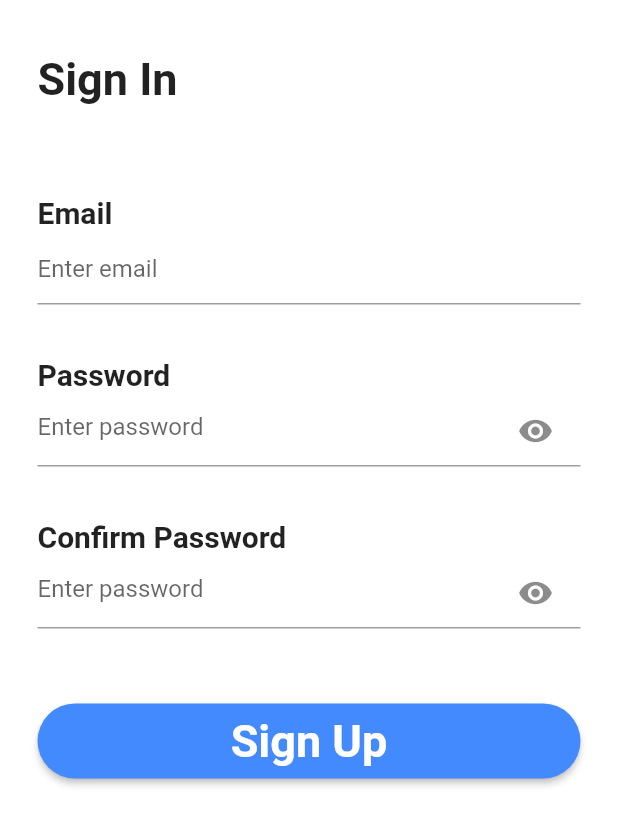
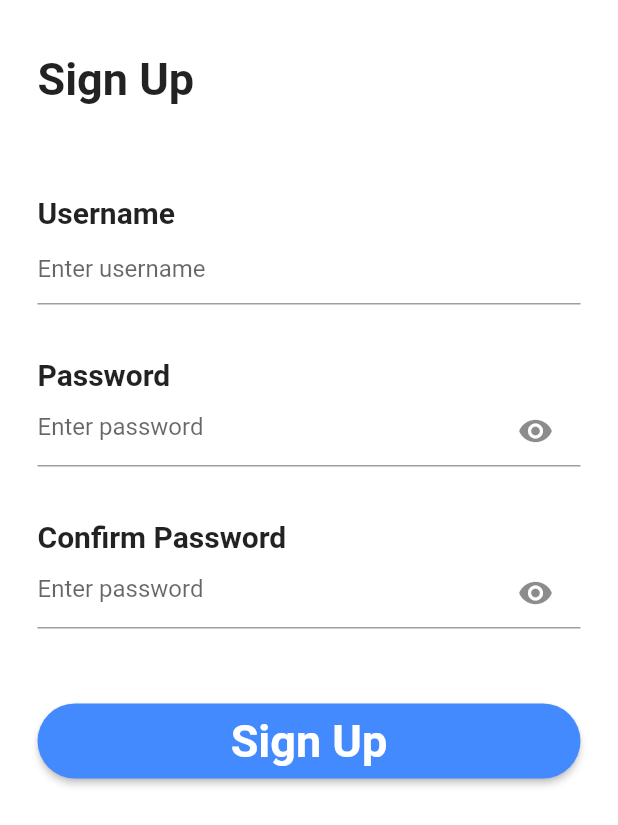
Before and after one commit to RolandRudiyanto/RemainUs, a Flutter app: the SignUp widget shown alone on an empty page, opened directly, on a phone screen of 412 x 824 dp. Shown: the top 825 px of the screen. Run offline on Flutter 3.47's test engine with Material 2 defaults, Android fonts, the phone set to English and light mode, and no system bars; our stand-ins replace sqflite; missing offline and left inert: dart:html; accounts and stored records are empty.

Commit message:
Commit Close

```diff
--- a/lib/Database/database_helper.dart
+++ b/lib/Database/database_helper.dart
@@ -29,19 +29,40 @@ class DatabaseHelper{
     await db.execute('''
       CREATE TABLE user(
         userId INTEGER PRIMARY KEY AUTOINCREMENT,
-        email TEXT NOT NULL,
         password TEXT NOT NULL,
-        username TEXT
+        username TEXT NOT NULL
       )
 ''');
+
     await db.execute('''
       CREATE TABLE notes(
         noteId INTEGER PRIMARY KEY AUTOINCREMENT,
         name TEXT NOT NULL,
         date TEXT NOT NULL,
         year TEXT NOT NULL,
-        email TEXT NOT NULL,
-        FOREIGN KEY (email) REFERENCES user (email)
+        username TEXT NOT NULL,
+        FOREIGN KEY (username) REFERENCES user (username)
+      )
+''');
+
+    await db.execute('''
+CREATE TABLE item (
+  belanjaId INTEGER PRIMARY KEY AUTOINCREMENT,
+  noteId INTEGER NOT NULL,
+  name TEXT NOT NULL,
+  img TEXT NOT NULL,
+  quantity INTEGER NOT NULL,
+  harga INTEGER NOT NULL,
+  FOREIGN KEY (noteId) REFERENCES notes (noteId)
+)
+''');
+
+    await db.execute('''
+      CREATE TABLE total(
+        Id INTEGER PRIMARY KEY AUTOINCREMENT,
+        noteId INTEGER NOT NULL,
+        total INTEGER NOT NULL,
+        FOREIGN KEY (noteId) REFERENCES notes (noteId)
       )
 ''');
   }
--- a/lib/Database/note_operation.dart
+++ b/lib/Database/note_operation.dart
@@ -21,7 +21,7 @@ class NoteOprational{
   Future<List<Notes>> getNotesByEmail(User user) async {
     Database db = await DatabaseHelper.instance.database;
     List<Map<String, dynamic>> allUser = await db.query('''
-    SELECT * FROM notes WHERE notes.emial = ${user.emial}
+    SELECT * FROM notes WHERE notes.username = ${user.username}
     ''');
     List<Notes> note = allUser.map((note)=> Notes.formMap(note)).toList();
     return note;
--- a/lib/Database/user_opration.dart
+++ b/lib/Database/user_opration.dart
@@ -11,10 +11,10 @@ class UserOprations{
     return await db.insert('user', user.toMap());
   }
 
-  Future<User?> signIn(String email, String password) async {
+  Future<User?> signIn(String username, String password) async {
     Database db = await DatabaseHelper.instance.database;
     List<Map<String, dynamic>> maps = await db.query('user',
-        where: 'email = ? AND password = ?', whereArgs: [email, password]);
+        where: 'username = ? AND password = ?', whereArgs: [username, password]);
 
     if (maps.isNotEmpty) {
       return User.fromMap(maps.first);
--- a/lib/Model/notes.dart
+++ b/lib/Model/notes.dart
@@ -1,18 +1,18 @@
 class Notes{
   late int? noteId;
-  late String? email;
+  late String? username;
   late String? date;
   late String? name;
   late String? year;
 
-  Notes({this.noteId, this.name, this.date, this.year, this.email});
+  Notes({this.noteId, this.name, this.date, this.year, this.username});
 
   Notes.formMap(dynamic ojb){
     this.noteId = ojb['noteId'];
     this.name = ojb['name'];
     this.date = ojb['date'];
     this.year = ojb['year'];
-    this.email = ojb['email'];
+    this.username = ojb['username'];
   }
 
   Map<String, dynamic> toMap(){
@@ -20,7 +20,7 @@ class Notes{
       'name' : name,
       'date' : date,
       'year' : year,
-      'email' : email
+      'username' : username
     };
     return map;
   }
--- a/lib/Model/user.dart
+++ b/lib/Model/user.dart
@@ -1,14 +1,12 @@
 class User{
   late int? userId;
-  late String? emial;
   late String? password;
   late String? username;
 
-  User({this.userId,this.emial,this.password,this.username});
+  User({this.userId,this.password,this.username});
 
   User.fromMap(dynamic obj){
     this.userId = obj['userId'];
-    this.emial = obj['email'];
     this.password = obj['password'];
     this.username = obj['username'];
   }
@@ -16,15 +14,10 @@ class User{
 
   Map<String, dynamic> toMap() {
     var map = <String, dynamic>{
-      'email' : emial ,
       'password' : password,
       'username' : username
     };
     return map;
   }
 
-  // List<User> user =[
-  //   User(userId: 1,emial: "roland",password: "12345678",username: "Roland")
-  // ];
-
 }
--- a/lib/SinginSignUp/sing_in.dart
+++ b/lib/SinginSignUp/sing_in.dart
@@ -1,7 +1,7 @@
 import 'package:flutter/material.dart';
 import 'package:remainus/Database/user_opration.dart';
 import 'package:remainus/Model/user.dart';
-import 'package:remainus/SinginSignUp/provile.dart';
+import 'package:remainus/SinginSignUp/about_us.dart';
 
 
 class SignIn extends StatefulWidget {
@@ -51,18 +51,17 @@ class _SignInState extends State<SignIn> {
                   child: Column(
                     crossAxisAlignment: CrossAxisAlignment.start,
                     children: <Widget>[
-                      Text("Email",style: TextStyle(fontSize: 20,fontWeight: FontWeight.bold)),
+                      Text("Username",style: TextStyle(fontSize: 20,fontWeight: FontWeight.bold)),
                       SizedBox(height: 2,),
                       TextFormField(
                         controller: email,
                         decoration: InputDecoration(
-                            hintText:"Enter email"
+                            hintText:"Enter username"
                         ),
                         validator: (value){
                           if(value!.isEmpty){
                             return "Masukan Sesuatu!!!";
                           }
-
                           return null;
                         },
                       ),
@@ -108,7 +107,7 @@ class _SignInState extends State<SignIn> {
                     );
                     if(user != null) {
                       Navigator.pushReplacement(context,
-                          MaterialPageRoute(builder: (context) => Profile()));
+                          MaterialPageRoute(builder: (context) => AboutUs()));
                     }
                     else{
                       print("Email dan Password Salah!!");
--- a/lib/SinginSignUp/sing_up.dart
+++ b/lib/SinginSignUp/sing_up.dart
@@ -49,19 +49,19 @@ class _SignUpState extends State<SignUp> {
             crossAxisAlignment: CrossAxisAlignment.start,
             children: <Widget>[
               SizedBox(height: 35,),
-              Text("Sign In",style: TextStyle(fontSize: 30,fontWeight: FontWeight.bold),),
+              Text("Sign Up",style: TextStyle(fontSize: 30,fontWeight: FontWeight.bold),),
               SizedBox(height: 60,),
               Form(
                   key: _formState,
                   child: Column(
                     crossAxisAlignment: CrossAxisAlignment.start,
                     children: <Widget>[
-                      Text("Email",style: TextStyle(fontSize: 20,fontWeight: FontWeight.bold)),
+                      Text("Username",style: TextStyle(fontSize: 20,fontWeight: FontWeight.bold)),
                       SizedBox(height: 2,),
                       TextFormField(
                         controller: email,
                         decoration: InputDecoration(
-                            hintText:"Enter email"
+                            hintText:"Enter username"
                         ),
                         validator: (value){
                           if(value == null || value!.isEmpty){
@@ -144,7 +144,7 @@ class _SignUpState extends State<SignUp> {
                 onPressed: () async {
                   if(_formState.currentState!.validate()){
                     User user = User(
-                      emial: email.text,
+                      username: email.text,
                       password: pasword.text,
                     );
                     await _dbUser.insertUser(user);
--- a/lib/View/input_notes.dart
+++ b/lib/View/input_notes.dart
@@ -7,7 +7,6 @@ import 'package:remainus/Model/user.dart';
 import 'package:remainus/View/home.dart';
 
 import '../Database/database_helper.dart';
-import '../SinginSignUp/provile.dart';
 import '../menu.dart';
 
 class InputNotes extends StatefulWidget {
@@ -132,12 +131,12 @@ class _InputNotesState extends State<InputNotes> {
                       onPressed: () async {
                         if(_formState.currentState!.validate()){
                           List<User> user = await UserOprations().getUser();
-                          String? email = user.last.emial;
+                          String? username = user.last.username;
                           Notes note = Notes(
                             name: nama.text,
                             date: date.text,
                             year: tahun.text,
-                            email: email
+                            username: username
                           );
                           await _dbNote.insertNotes(note);
                           Navigator.pushReplacement(context,
--- a/lib/main.dart
+++ b/lib/main.dart
@@ -1,6 +1,7 @@
 
 import 'package:flutter/material.dart';
 import 'package:remainus/SinginSignUp/login.dart';
+import 'package:remainus/View/input_item.dart';
 import 'package:remainus/View/input_notes.dart';
 
 import 'View/home.dart';
```
Also changed, not shown: lib/Database/item_opration.dart (added, +24 -0 lines), lib/Database/total.dart (added, +25 -0 lines), lib/Model/barang.dart (+11 -11 lines), lib/Model/belanja_item.dart (+31 -0 lines), lib/Model/total.dart (added, +25 -0 lines), lib/SinginSignUp/provile.dart (deleted, +0 -92 lines), lib/View/home.dart (+7 -4 lines), lib/View/input_item.dart (+149 -0 lines), pubspec.yaml (+10 -0 lines), lib/Model/cart.dart (deleted), lib/View/profile.dart (added).
